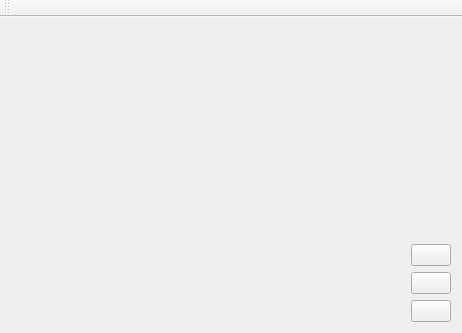
Above: qtclient/TheGame/mainwindow.ui from z7z8th/blowthemall before the change. Below: the same form after it.
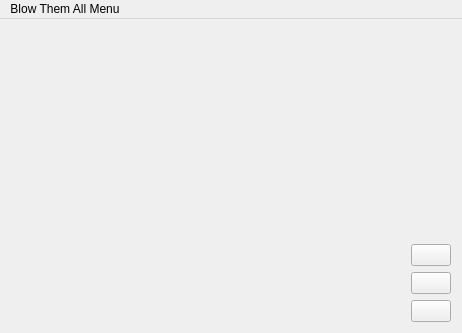
That is the form after the change. Icons and pictures are not drawn.

Commit message: remove maintoolbar and add menutoolbar, which i had removed accidentaly...sry, my bad.

Diff of the .ui file:
```diff
--- a/qtclient/TheGame/mainwindow.ui
+++ b/qtclient/TheGame/mainwindow.ui
@@ -101,13 +101,21 @@
     </item>
    </layout>
   </widget>
-  <widget class="QToolBar" name="mainToolBar">
-   <attribute name="toolBarArea">
-    <enum>TopToolBarArea</enum>
-   </attribute>
-   <attribute name="toolBarBreak">
-    <bool>false</bool>
-   </attribute>
+  <widget class="QMenuBar" name="menuBar">
+   <property name="geometry">
+    <rect>
+     <x>0</x>
+     <y>0</y>
+     <width>462</width>
+     <height>25</height>
+    </rect>
+   </property>
+   <widget class="QMenu" name="menuBlow_Them_All_Menu">
+    <property name="title">
+     <string>Blow Them All Menu</string>
+    </property>
+   </widget>
+   <addaction name="menuBlow_Them_All_Menu"/>
   </widget>
  </widget>
  <layoutdefault spacing="6" margin="11"/>
```
Left out of the diff: 6 changed lines with no effect on the pictures.
